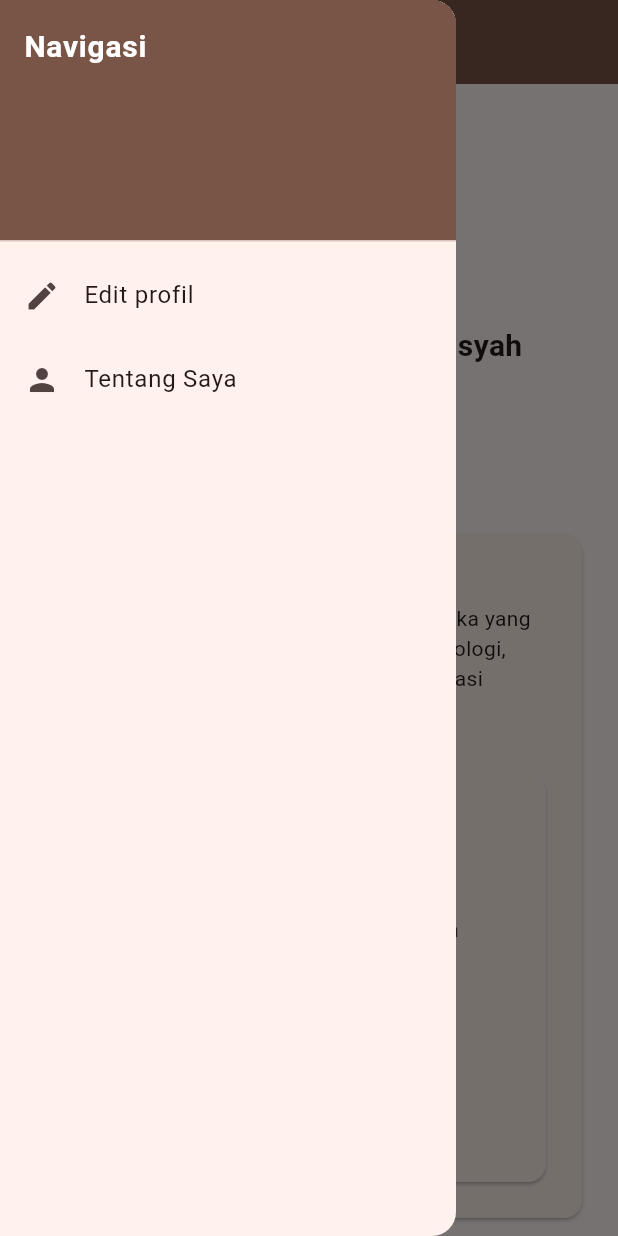
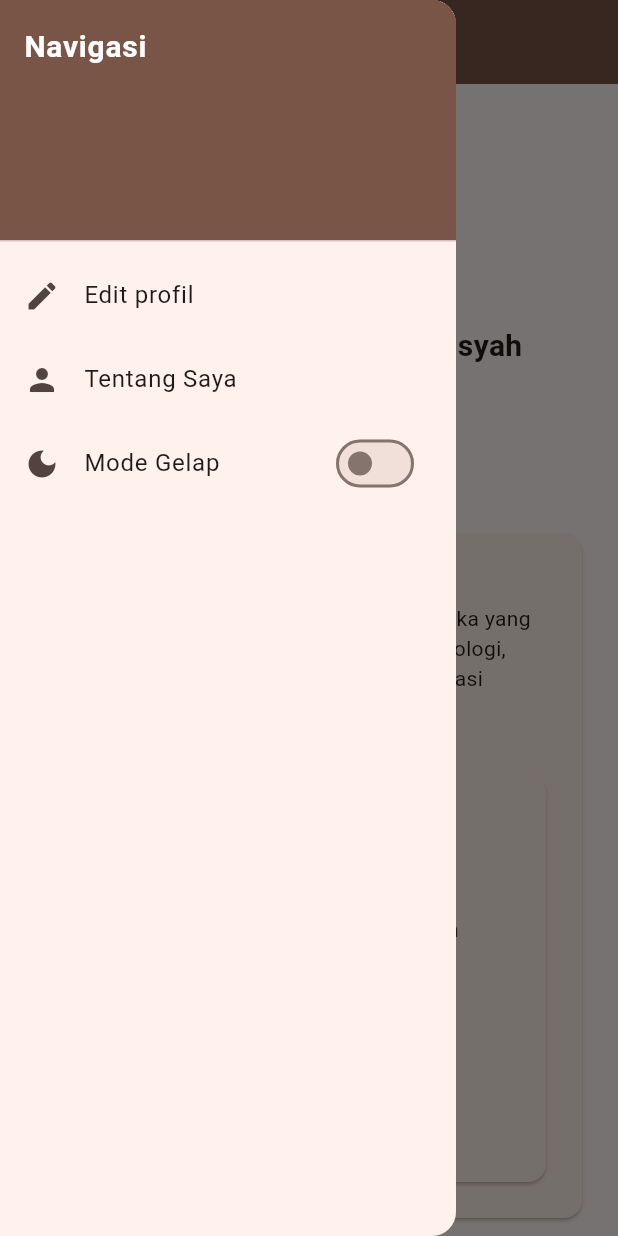
Before and after one commit to nathanedyansyah2-svg/uts-pml-1124160098, a Flutter app: the ProfilePage screen opened directly with empty values, with the side drawer open, on a phone screen of 412 x 824 dp. Run offline on Flutter 3.47's test engine with Material 3 defaults, Android fonts, the phone set to English and light mode, and no system bars.

Commit message:
feat : menambahkan mode gelap ke dalam drawer profil page

```diff
--- a/soal2_profil_app/lib/screens/profil_page.dart
+++ b/soal2_profil_app/lib/screens/profil_page.dart
@@ -85,6 +85,17 @@ class _ProfilePageState extends State<ProfilePage> {
                   );
               },
             ),
+            SwitchListTile(
+              secondary: Icon(Icons.dark_mode),
+              title: Text('Mode Gelap'),
+              value: isDarkMode,
+              onChanged: (value) {
+                setState(() {
+                  isDarkMode = value;
+                });
+                widget.onThemeChanged(value);
+              },
+              )
           ],
         ),
       ),
@@ -102,10 +113,10 @@ class _ProfilePageState extends State<ProfilePage> {
           children: [
             CircleAvatar(
               radius: 60,
-                child: Icon(
+               child: Icon(
                 Icons.person,
                 size: 60,
-              ),
+               ),
             ),
             SizedBox(height: 20,),
             Text(
```
